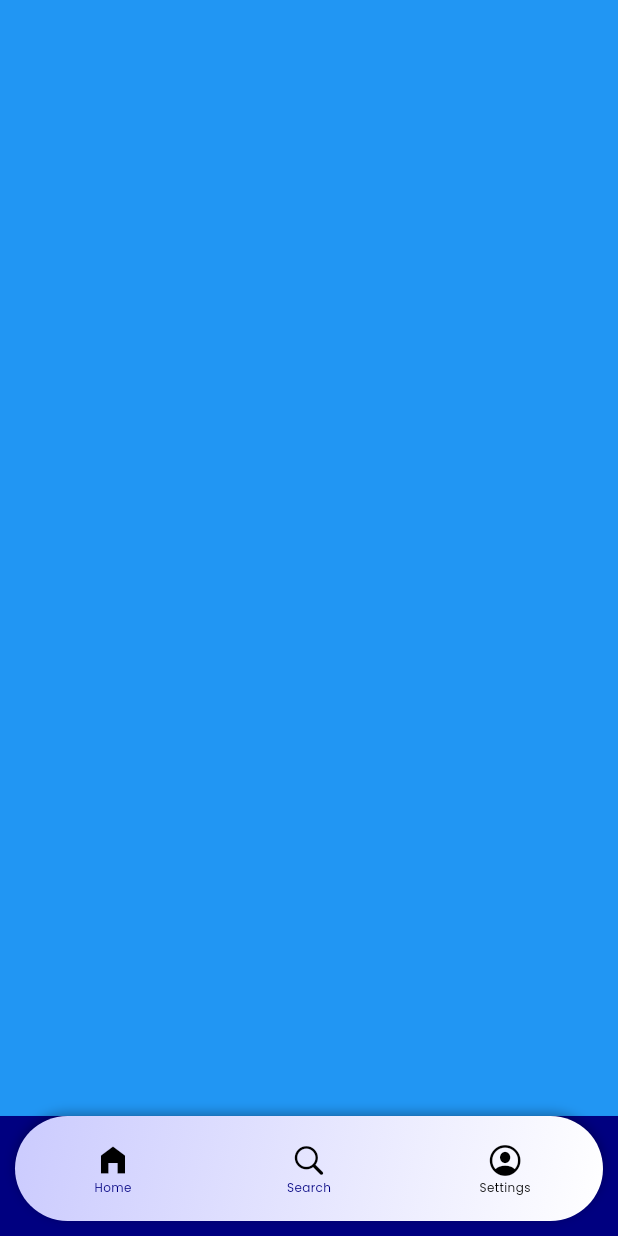
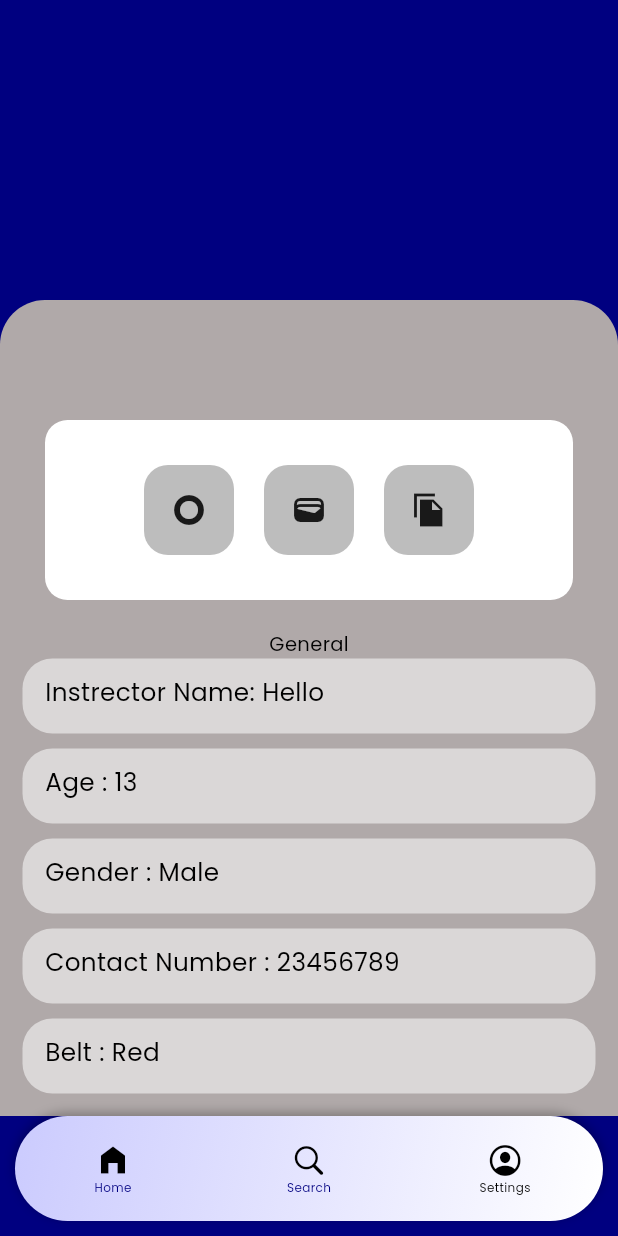
Before and after one commit to muhammadfazilkp/Karat-Champs, a Flutter app: the BottomnavView screen opened by its route, item 3 of the bottom bar chosen, on a phone screen of 412 x 824 dp. Run offline on Flutter 3.47's test engine with Material 3 defaults, Android fonts, the phone set to English and light mode, and no system bars; our stand-ins replace flutter_screenutil, fluttertoast, shared_preferences, stacked; accounts and stored records are empty; network calls fail.

Commit message:
student details & apiservices

```diff
--- a/lib/models/login_model.dart
+++ b/lib/models/login_model.dart
@@ -44,7 +44,7 @@ class KeyDetails {
 class UserDetails {
   final String name;
   final String firstName;
-  final String lastName;
+  final String? lastName;
   final String email;
   final String? mobileNo;
   final String? gender;
--- a/lib/ui/bottom_nav/bottmnav_view.dart
+++ b/lib/ui/bottom_nav/bottmnav_view.dart
@@ -4,6 +4,7 @@ import 'package:flutter_screenutil/flutter_screenutil.dart';
 import 'package:karatte_kid/constant/app_color.dart';
 import 'package:karatte_kid/ui/bottom_nav/bottomnav_viewmodel.dart';
 import 'package:karatte_kid/ui/home/homeview.dart';
+import 'package:karatte_kid/ui/profile/profile_view.dart';
 import 'package:karatte_kid/ui/search/serchview.dart';
 import 'package:stacked/stacked.dart';
 
@@ -22,7 +23,7 @@ class _BottomnavViewState extends State<BottomnavView> {
         body: [
           const Homeview(),
           const SearchView(),
-          Container(color: Colors.blue),
+          const ProfileView()
         ][model.currentIndex],
         bottomNavigationBar: _customBottomNavigationBar(model),
       ),
--- a/lib/ui/login/loginview.dart
+++ b/lib/ui/login/loginview.dart
@@ -162,6 +162,7 @@ class LoginView extends StatelessWidget {
                           ),
                           // const SizedBox(height: 15),
                           loginButton(
+                            isBusy: model.isBusy,
                             label: "LOGIN",
                             onPressed: () {
                               debugPrint('Button Pressed');
@@ -176,6 +177,7 @@ class LoginView extends StatelessWidget {
                                       RoutePaths.bottonav);
                                 }
                               }
+                              model.notifyListeners();
                             },
                           ),
                         ],
--- /dev/null
+++ b/lib/ui/profile/profile_view.dart
@@ -0,0 +1,177 @@
+import 'package:flutter/material.dart';
+import 'package:flutter_screenutil/flutter_screenutil.dart';
+import 'package:karatte_kid/constant/app_color.dart';
+import 'package:karatte_kid/constant/app_constant.dart';
+import 'package:karatte_kid/ui/profile/profile_view_model.dart';
+import 'package:provider/provider.dart';
+import 'package:stacked/stacked.dart';
+
+class ProfileView extends StatelessWidget {
+  const ProfileView({super.key});
+
+  @override
+  Widget build(BuildContext context) {
+    return ViewModelBuilder<ProfileViewModel>.reactive(
+      builder: (context, model, _) {
+        return Scaffold(
+          body: SingleChildScrollView(
+            child: Column(
+              children: [
+                Container(
+                  height: 200,
+                  width: double.maxFinite,
+                  color: Palete.primaryColor,
+                ),
+                Container(
+                  width: double.infinity,
+                  decoration: const BoxDecoration(
+                    color: Color.fromARGB(255, 176, 169, 169),
+                    borderRadius: BorderRadius.only(
+                      topLeft: Radius.circular(30),
+                      topRight: Radius.circular(30),
+                    ),
+                  ),
+                  child: Column(
+                    children: [
+                      const SizedBox(height: 80),
+                      Container(
+                        margin: const EdgeInsets.symmetric(horizontal: 30),
+                        height: 120,
+                        width: 400,
+                        decoration: BoxDecoration(
+                          borderRadius: BorderRadius.circular(15),
+                          color: Colors.white,
+                        ),
+                        child: Row(
+                          mainAxisAlignment: MainAxisAlignment.center,
+                          children: [
+                            CustomProfileWidget(
+                                icon: Icons.trip_origin_sharp,
+                                onPressed: () {}),
+                            CustomProfileWidget(
+                                icon: Icons.wallet, onPressed: () {}),
+                            CustomProfileWidget(
+                                icon: Icons.file_copy_sharp, onPressed: () {}),
+                          ],
+                        ),
+                      ),
+                      const SizedBox(height: 20),
+                      Text(
+                        'General',
+                        style: TextStyle(
+                          color: Colors.black,
+                          fontFamily: FontFamily.poppins,
+                          fontSize: 13,
+                        ),
+                        textAlign: TextAlign.start,
+                      ),
+                      const DetailWidget(text: 'Instrector Name: Hello'),
+                      const SizedBox(height: 10),
+                      const DetailWidget(text: 'Age : 13'),
+                      const SizedBox(height: 10),
+                      const DetailWidget(text: 'Gender : Male'),
+                      const SizedBox(height: 10),
+                      const DetailWidget(text: 'Contact Number : 23456789'),
+                      const SizedBox(height: 10),
+                      const DetailWidget(text: 'Belt : Red'),
+                      const SizedBox(height: 20),
+                         GestureDetector(
+                  onTap: () {
+                    model.logout();
+                  },
+                  child: Container(
+                    height: 45.h,
+                    width: 125.w,
+                    decoration: BoxDecoration(
+                      borderRadius: BorderRadius.circular(25),
+                      color: Palete.primaryColor,
+                    ),
+                    child: Center(
+                      child: Text(
+                        'Logout',
+                        style: TextStyle(color: Colors.white,
+                        fontFamily: FontFamily.poppins,
+                        fontSize: 13),
+                      ),
+                    ),
+
+                  ),
+                ),
+
+                 const SizedBox(height: 30)
+                    ],
+                  ),
+                ),
+
+                  const SizedBox(height: 30)
+              ],
+            ),
+          ),
+        );
+      },
+      viewModelBuilder: () => ProfileViewModel(
+        apiservice: Provider.of(context)
+      ),
+    );
+  }
+}
+
+class DetailWidget extends StatelessWidget {
+  const DetailWidget({
+    required this.text,
+    super.key,
+  });
+  final String text;
+  @override
+  Widget build(BuildContext context) {
+    return Container(
+      margin: const EdgeInsets.symmetric(horizontal: 15),
+      height: 50,
+      decoration: BoxDecoration(
+        color: Palete.lightGrey,
+        borderRadius: BorderRadius.circular(20),
+      ),
+      child: Center(
+        child: Align(
+            alignment: Alignment.topLeft,
+            child: Padding(
+              padding: const EdgeInsets.symmetric(vertical: 10, horizontal: 15),
+              child: Text(
+                text,
+                style: TextStyle(
+                    color: Colors.black,
+                    fontFamily: FontFamily.poppins,
+                    fontSize: 15.sp),
+                textAlign: TextAlign.start,
+              ),
+            )),
+      ),
+    );
+  }
+}
+
+class CustomProfileWidget extends StatelessWidget {
+  const CustomProfileWidget({
+    required this.icon,
+    required this.onPressed,
+    super.key,
+  });
+  final IconData icon;
+  final VoidCallback onPressed;
+
+  @override
+  Widget build(BuildContext context) {
+    return GestureDetector(
+      onTap: onPressed,
+      child: Container(
+        margin: const EdgeInsets.all(10),
+        height: 60,
+        width: 60,
+        decoration: const BoxDecoration(
+            color: Colors.black26,
+            borderRadius: BorderRadius.all(Radius.circular(16))),
+        child: Icon(icon),
+      ),
+    );
+  }
+}
--- /dev/null
+++ b/lib/ui/profile/profile_view_model.dart
@@ -0,0 +1,11 @@
+import 'package:karatte_kid/service/apiservice.dart';
+import 'package:stacked/stacked.dart';
+
+class ProfileViewModel extends BaseViewModel {
+  ProfileViewModel({required Apiservice apiservice}) : _apiservice = apiservice;
+
+  final Apiservice _apiservice;
+  Future<void> logout() async {
+    await runBusyFuture(_apiservice.logout());
+  }
+}
--- a/pubspec.yaml
+++ b/pubspec.yaml
@@ -42,6 +42,8 @@ dependencies:
   flutter_screenutil: ^5.9.3
   shared_preferences: ^2.3.3
   flutter_tts: ^4.2.1
+  flutter_charts: ^0.5.2
+  # fl_chart: ^0.60.0
 
 
 
```
Also changed, not shown: lib/models/class_model.dart (added, +31 -0 lines), lib/service/apiservice.dart (+78 -2 lines), lib/ui/home/homeview.dart (+22 -5 lines), lib/ui/pyment_status/pyment_status_view.dart (added, +144 -0 lines), lib/ui/pyment_status/pyment_status_viewmodel.dart (added, +11 -0 lines), lib/ui/search/serch_viewmodel.dart (+8 -0 lines), lib/ui/search/serchview.dart (+17 -4 lines), assets/images/Mask group.png (added), assets/images/image_profile.jpeg (added), assets/images/profile_image.webp (added), assets/images/profile_new.png (added), pubspec.lock, 1 other file.
